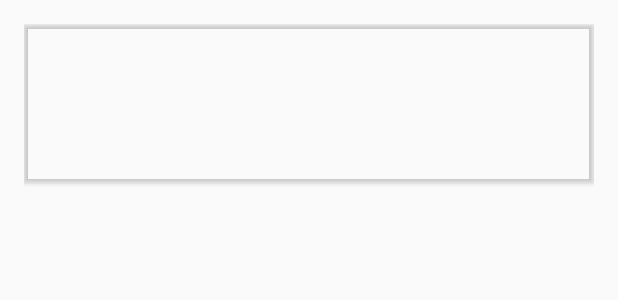
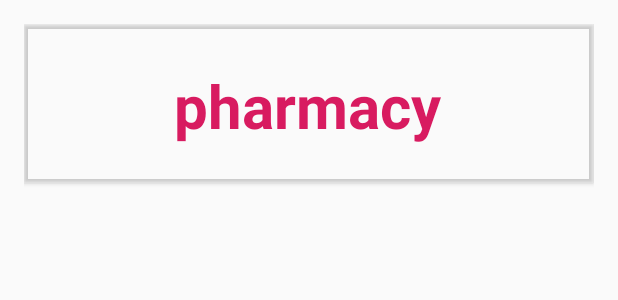
Before and after one commit to MedCart/MedCart, an Android app: the layout pharmacies.xml on its own in the app's theme, with its tools: preview values and no code run, on a phone screen of 412 x 824 dp. Shown: the top 300 px of the screen. Run offline under Robolectric (Android 15) with nearby library versions, the phone set to English and light mode, and no system bars.

Commit message:
the app is added to github

```diff
--- a/app/src/main/res/layout/pharmacies.xml
+++ b/app/src/main/res/layout/pharmacies.xml
@@ -22,7 +22,7 @@
         app:layout_constraintVertical_bias="0.0">
 
         <TextView
-            android:id="@+id/textView"
+            android:id="@+id/loc"
             android:layout_width="wrap_content"
             android:layout_height="wrap_content"
             android:layout_marginStart="100dp"
@@ -32,9 +32,10 @@
             android:layout_marginRight="5dp"
             android:layout_marginBottom="5dp"
             android:text="pharmacy"
-            android:textColor="#FAFAFA"
+            android:textColor="@color/colorAccent"
             android:textSize="40sp"
-            android:textStyle="bold" />
+            android:textStyle="bold"
+            android:visibility="visible" />
         />
 
 
```
Also changed, not shown: app/src/main/java/just/edu/cit/se/medcart/lAdapter.java (+9 -4 lines), app/src/main/java/just/edu/cit/se/medcart/locations.java (+15 -1 lines).
